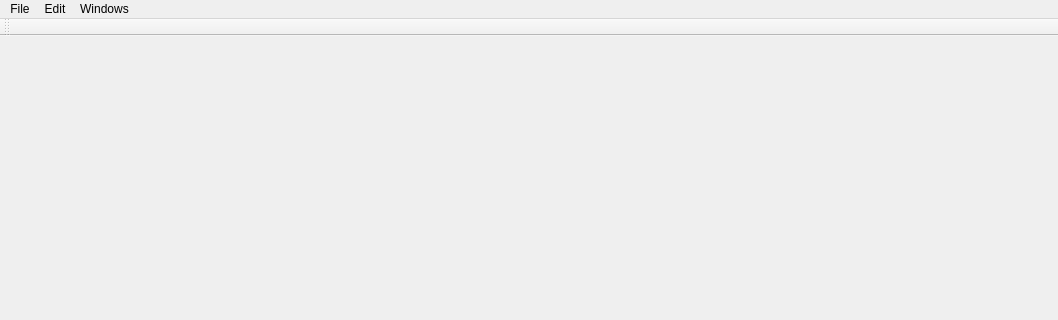
Qt form Source/ModuleData.ui (yozka/ModuleData) before a commit; both pictures show x 0 to 1058 and y 0 to 320 of the 1058 by 745 pixel window.
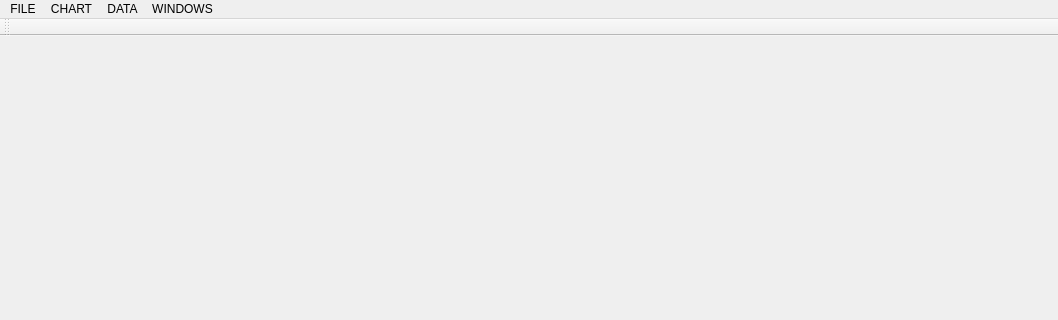
The same form after that commit.

The edit to the form file:
```diff
--- a/Source/ModuleData.ui
+++ b/Source/ModuleData.ui
@@ -20,28 +20,44 @@
      <x>0</x>
      <y>0</y>
      <width>1058</width>
-     <height>26</height>
+     <height>21</height>
     </rect>
    </property>
    <widget class="QMenu" name="menuFile">
     <property name="title">
-     <string>File</string>
+     <string>FILE</string>
     </property>
     <addaction name="actionExit"/>
    </widget>
-   <widget class="QMenu" name="menuEdit">
+   <widget class="QMenu" name="menuChart">
     <property name="title">
-     <string>Edit</string>
+     <string>CHART</string>
     </property>
     <addaction name="actionMarking"/>
    </widget>
    <widget class="QMenu" name="menuWindows">
     <property name="title">
-     <string>Windows</string>
+     <string>WINDOWS</string>
     </property>
    </widget>
+   <widget class="QMenu" name="menuData">
+    <property name="title">
+     <string>DATA</string>
+    </property>
+    <widget class="QMenu" name="menuCreate">
+     <property name="title">
+      <string>Create</string>
+     </property>
+     <addaction name="actionRandomGenerator"/>
+     <addaction name="actionManualControl"/>
+     <addaction name="actionComPort"/>
+    </widget>
+    <addaction name="menuCreate"/>
+    <addaction name="actionDataView"/>
+   </widget>
    <addaction name="menuFile"/>
-   <addaction name="menuEdit"/>
+   <addaction name="menuChart"/>
+   <addaction name="menuData"/>
    <addaction name="menuWindows"/>
   </widget>
   <widget class="QToolBar" name="mainToolBar">
```
Left out of the diff: 54 changed lines with no effect on the pictures.
